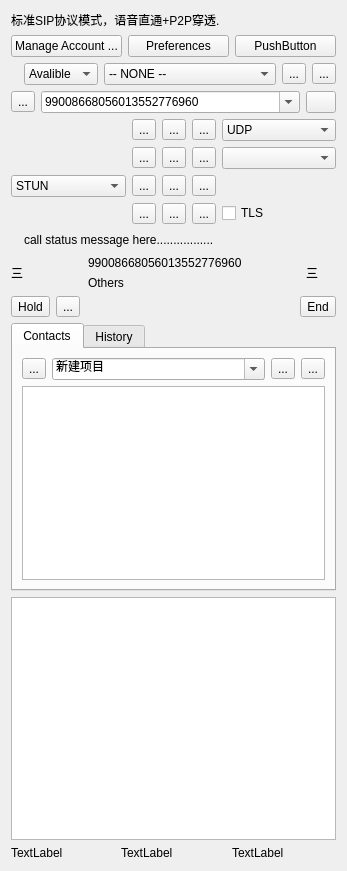
The window that sipphone.ui (kitech/kitphone) describes before a commit, drawn with Qt 5.
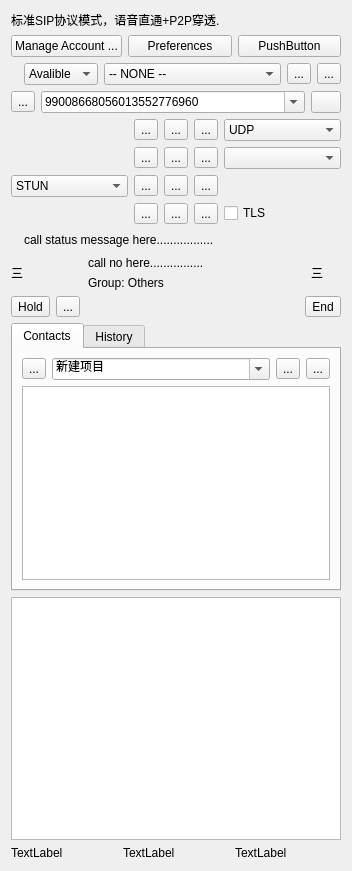
The same window after the commit. Icons and pictures are not drawn.

```diff
--- a/sipphone.ui
+++ b/sipphone.ui
@@ -6,7 +6,7 @@
    <rect>
     <x>0</x>
     <y>0</y>
-    <width>347</width>
+    <width>352</width>
     <height>871</height>
    </rect>
   </property>
@@ -614,7 +614,7 @@
          <item>
           <widget class="QLabel" name="label_5">
            <property name="text">
-            <string>99008668056013552776960</string>
+            <string>call no here................</string>
            </property>
            <property name="textInteractionFlags">
             <set>Qt::LinksAccessibleByMouse|Qt::TextSelectableByMouse</set>
@@ -624,7 +624,7 @@
          <item>
           <widget class="QLabel" name="label_6">
            <property name="text">
-            <string>Others</string>
+            <string>Group: Others</string>
            </property>
            <property name="textInteractionFlags">
             <set>Qt::LinksAccessibleByMouse|Qt::TextSelectableByMouse</set>
```
